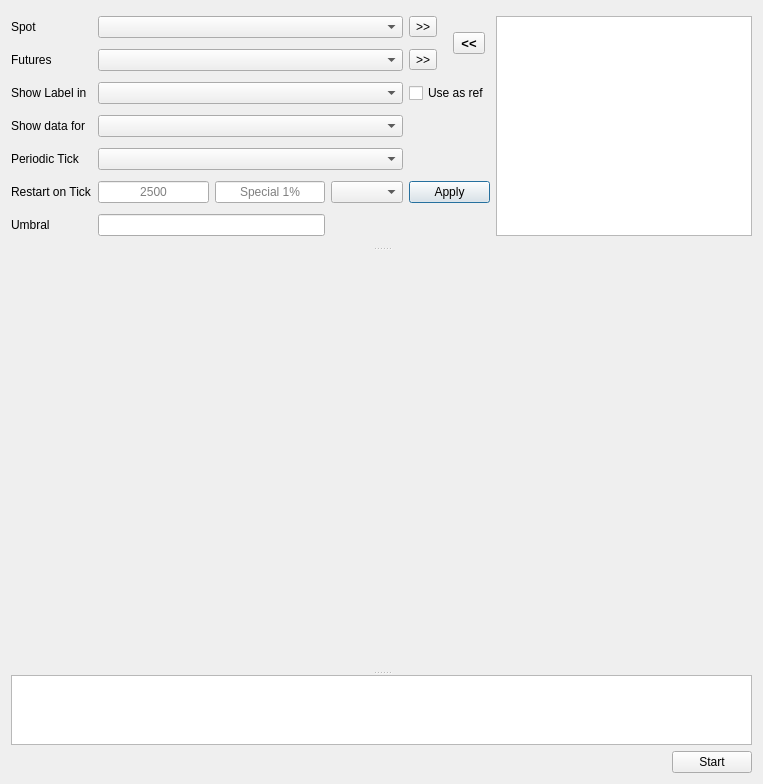
iamOgunyinka/octo-broccoli, file ui/maindialog.ui: the form before one commit.
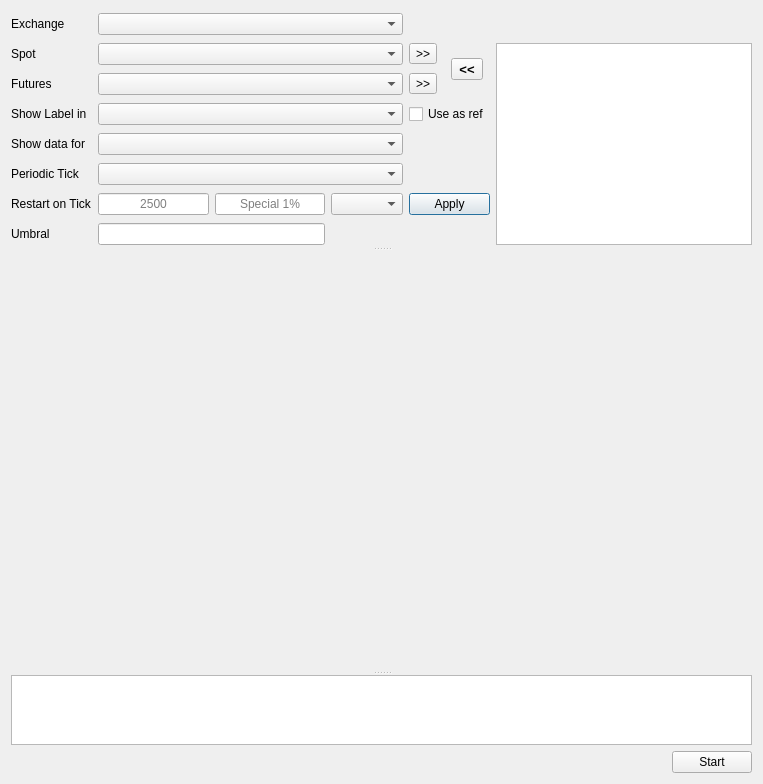
The form after the commit. Custom widgets are drawn as their Qt base class.

The edit to the form file:
```diff
--- a/ui/maindialog.ui
+++ b/ui/maindialog.ui
@@ -19,36 +19,93 @@
      <property name="orientation">
       <enum>Qt::Vertical</enum>
      </property>
-     <widget class="QWidget" name="">
+     <widget class="QWidget" name="layoutWidget">
       <layout class="QGridLayout" name="gridLayout">
-       <item row="2" column="5" colspan="2">
-        <widget class="QCheckBox" name="refCheckBox">
-         <property name="text">
-          <string>Use as ref</string>
-         </property>
-        </widget>
-       </item>
-       <item row="1" column="5">
-        <widget class="QToolButton" name="futuresNextButton">
-         <property name="text">
-          <string>&gt;&gt;</string>
-         </property>
-        </widget>
-       </item>
-       <item row="4" column="1" colspan="4">
-        <widget class="QComboBox" name="timerTickCombo"/>
-       </item>
-       <item row="5" column="3" colspan="2">
+       <item row="6" column="3" colspan="2">
         <widget class="QComboBox" name="restartTickCombo"/>
        </item>
-       <item row="1" column="0">
+       <item row="4" column="0">
+        <widget class="QLabel" name="label_4">
+         <property name="text">
+          <string>Show data for</string>
+         </property>
+        </widget>
+       </item>
+       <item row="6" column="2">
+        <widget class="QLineEdit" name="specialLine">
+         <property name="alignment">
+          <set>Qt::AlignCenter</set>
+         </property>
+         <property name="placeholderText">
+          <string>Special 1%</string>
+         </property>
+        </widget>
+       </item>
+       <item row="6" column="1">
+        <widget class="QLineEdit" name="restartTickLine">
+         <property name="alignment">
+          <set>Qt::AlignCenter</set>
+         </property>
+         <property name="placeholderText">
+          <string>2500</string>
+         </property>
+        </widget>
+       </item>
+       <item row="6" column="0">
+        <widget class="QLabel" name="label_6">
+         <property name="text">
+          <string>Restart on Tick</string>
+         </property>
+        </widget>
+       </item>
+       <item row="1" column="1" colspan="4">
+        <widget class="QComboBox" name="spotCombo">
+         <property name="minimumSize">
+          <size>
+           <width>150</width>
+           <height>0</height>
+          </size>
+         </property>
+        </widget>
+       </item>
+       <item row="1" column="7" rowspan="7">
+        <widget class="QListWidget" name="tokenListWidget"/>
+       </item>
+       <item row="2" column="0">
         <widget class="QLabel" name="label_2">
          <property name="text">
           <string>Futures</string>
          </property>
         </widget>
        </item>
-       <item row="0" column="6" rowspan="2">
+       <item row="3" column="1" colspan="4">
+        <widget class="QComboBox" name="legendPositionCombo"/>
+       </item>
+       <item row="2" column="1" colspan="4">
+        <widget class="QComboBox" name="futuresCombo">
+         <property name="minimumSize">
+          <size>
+           <width>150</width>
+           <height>0</height>
+          </size>
+         </property>
+        </widget>
+       </item>
+       <item row="6" column="5" colspan="2">
+        <widget class="QPushButton" name="applyButton">
+         <property name="text">
+          <string>Apply</string>
+         </property>
+        </widget>
+       </item>
+       <item row="3" column="5" colspan="2">
+        <widget class="QCheckBox" name="refCheckBox">
+         <property name="text">
+          <string>Use as ref</string>
+         </property>
+        </widget>
+       </item>
+       <item row="1" column="6" rowspan="2">
         <widget class="QToolButton" name="spotPrevButton">
          <property name="font">
           <font>
@@ -61,118 +118,71 @@
          </property>
         </widget>
        </item>
-       <item row="3" column="0">
-        <widget class="QLabel" name="label_4">
+       <item row="7" column="0">
+        <widget class="QLabel" name="label_7">
          <property name="text">
-          <string>Show data for</string>
+          <string>Umbral</string>
          </property>
         </widget>
        </item>
-       <item row="0" column="5">
+       <item row="1" column="0">
+        <widget class="QLabel" name="label">
+         <property name="text">
+          <string>Spot</string>
+         </property>
+        </widget>
+       </item>
+       <item row="1" column="5">
         <widget class="QToolButton" name="spotNextButton">
          <property name="text">
           <string>&gt;&gt;</string>
          </property>
         </widget>
        </item>
-       <item row="4" column="0">
+       <item row="7" column="1" colspan="2">
+        <widget class="QLineEdit" name="umbralLine">
+         <property name="alignment">
+          <set>Qt::AlignCenter</set>
+         </property>
+        </widget>
+       </item>
+       <item row="5" column="0">
         <widget class="QLabel" name="label_5">
          <property name="text">
           <string>Periodic Tick</string>
          </property>
         </widget>
        </item>
-       <item row="5" column="0">
-        <widget class="QLabel" name="label_6">
-         <property name="text">
-          <string>Restart on Tick</string>
-         </property>
-        </widget>
-       </item>
-       <item row="2" column="1" colspan="4">
-        <widget class="QComboBox" name="legendPositionCombo"/>
-       </item>
-       <item row="2" column="0">
+       <item row="3" column="0">
         <widget class="QLabel" name="label_3">
          <property name="text">
           <string>Show Label in</string>
          </property>
         </widget>
        </item>
-       <item row="3" column="1" colspan="4">
+       <item row="4" column="1" colspan="4">
         <widget class="QComboBox" name="selectionCombo"/>
        </item>
-       <item row="0" column="0">
-        <widget class="QLabel" name="label">
+       <item row="5" column="1" colspan="4">
+        <widget class="QComboBox" name="timerTickCombo"/>
+       </item>
+       <item row="2" column="5">
+        <widget class="QToolButton" name="futuresNextButton">
          <property name="text">
-          <string>Spot</string>
-         </property>
-        </widget>
-       </item>
-       <item row="1" column="1" colspan="4">
-        <widget class="QComboBox" name="futuresCombo">
-         <property name="minimumSize">
-          <size>
-           <width>150</width>
-           <height>0</height>
-          </size>
-         </property>
-        </widget>
-       </item>
-       <item row="5" column="1">
-        <widget class="QLineEdit" name="restartTickLine">
-         <property name="alignment">
-          <set>Qt::AlignCenter</set>
-         </property>
-         <property name="placeholderText">
-          <string>2500</string>
+          <string>&gt;&gt;</string>
          </property>
         </widget>
        </item>
        <item row="0" column="1" colspan="4">
-        <widget class="QComboBox" name="spotCombo">
-         <property name="minimumSize">
-          <size>
-           <width>150</width>
-           <height>0</height>
-          </size>
-         </property>
-        </widget>
+        <widget class="QComboBox" name="exchangeCombo"/>
        </item>
-       <item row="6" column="0">
-        <widget class="QLabel" name="label_7">
+       <item row="0" column="0">
+        <widget class="QLabel" name="label_8">
          <property name="text">
-          <string>Umbral</string>
+          <string>Exchange</string>
          </property>
         </widget>
        </item>
-       <item row="5" column="2">
-        <widget class="QLineEdit" name="specialLine">
-         <property name="alignment">
-          <set>Qt::AlignCenter</set>
-         </property>
-         <property name="placeholderText">
-          <string>Special 1%</string>
-         </property>
-        </widget>
-       </item>
-       <item row="5" column="5" colspan="2">
-        <widget class="QPushButton" name="applyButton">
-         <property name="text">
-          <string>Apply</string>
-         </property>
-        </widget>
-       </item>
-       <item row="6" column="1" colspan="2">
-        <widget class="QLineEdit" name="umbralLine">
-         <property name="alignment">
-          <set>Qt::AlignCenter</set>
-         </property>
-        </widget>
-       </item>
-       <item row="0" column="7" rowspan="7">
-        <widget class="QListWidget" name="tokenListWidget"/>
-       </item>
       </layout>
      </widget>
      <widget class="QSplitter" name="splitter">
```
